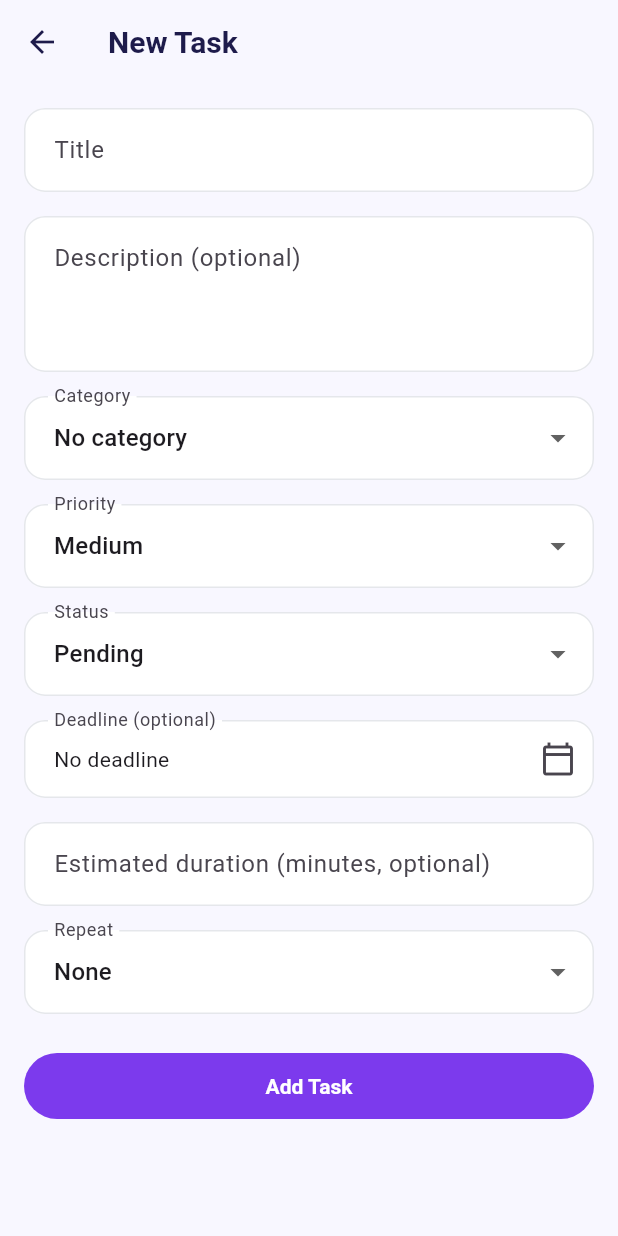
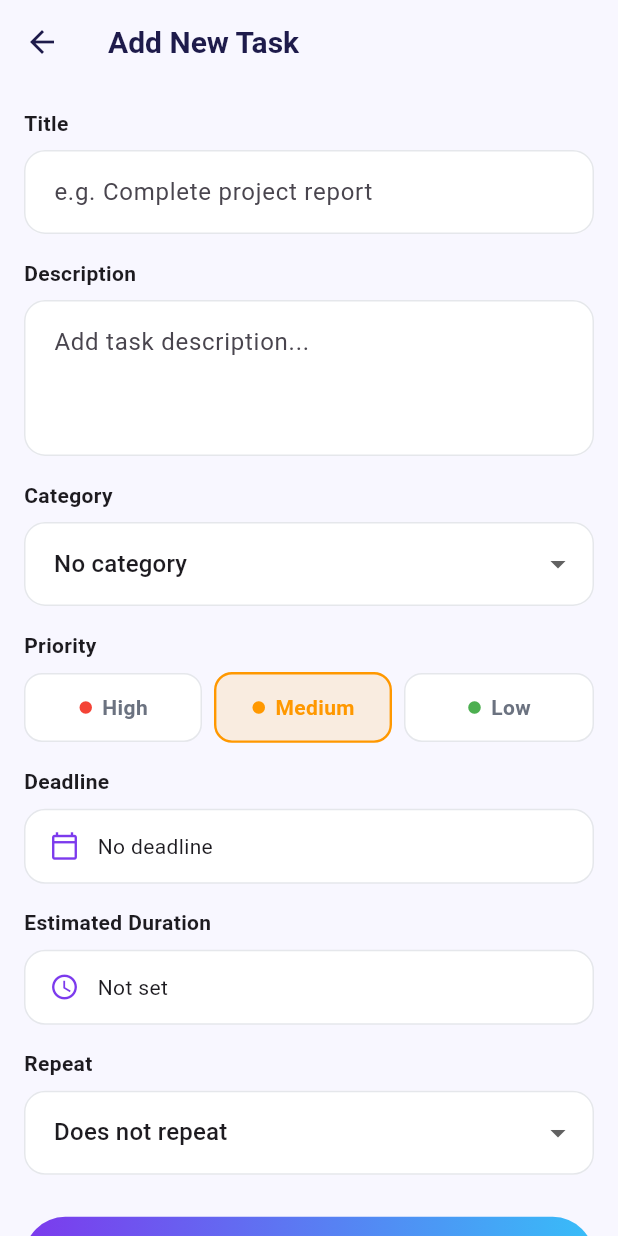
Before and after one commit to Marinaderias/plannix, a Flutter app: the TaskFormScreen screen opened directly, on a phone screen of 412 x 824 dp. Run offline on Flutter 3.47's test engine with Material 3 defaults, Android fonts, the phone set to English and light mode, and no system bars; our stand-ins replace flutter_riverpod, supabase_flutter; accounts and stored records are empty.

Commit message:
Redesign add/edit task form

```diff
--- a/lib/features/tasks/presentation/task_form_screen.dart
+++ b/lib/features/tasks/presentation/task_form_screen.dart
@@ -2,6 +2,7 @@ import 'package:flutter/material.dart';
 import 'package:flutter_riverpod/flutter_riverpod.dart';
 import 'package:intl/intl.dart';
 
+import '../../../core/theme/app_theme.dart';
 import '../data/tasks_providers.dart';
 import '../data/tasks_repository.dart';
 import '../domain/task.dart';
@@ -21,13 +22,13 @@ class _TaskFormScreenState extends ConsumerState<TaskFormScreen> {
   final _formKey = GlobalKey<FormState>();
   late final TextEditingController _titleController;
   late final TextEditingController _descriptionController;
-  late final TextEditingController _durationController;
 
   String? _categoryId;
   late TaskPriority _priority;
   late TaskStatus _status;
   late Recurrence _recurrence;
   DateTime? _deadline;
+  int? _durationMinutes;
   bool _isSaving = false;
 
   bool get _isEditing => widget.task != null;
@@ -39,21 +40,18 @@ class _TaskFormScreenState extends ConsumerState<TaskFormScreen> {
     _titleController = TextEditingController(text: task?.title ?? '');
     _descriptionController =
         TextEditingController(text: task?.description ?? '');
-    _durationController = TextEditingController(
-      text: task?.estimatedDurationMinutes?.toString() ?? '',
-    );
     _categoryId = task?.categoryId;
     _priority = task?.priority ?? TaskPriority.medium;
     _status = task?.status ?? TaskStatus.pending;
     _recurrence = task?.recurrence ?? Recurrence.none;
     _deadline = task?.deadline;
+    _durationMinutes = task?.estimatedDurationMinutes;
   }
 
   @override
   void dispose() {
     _titleController.dispose();
     _descriptionController.dispose();
-    _durationController.dispose();
     super.dispose();
   }
 
@@ -76,15 +74,24 @@ class _TaskFormScreenState extends ConsumerState<TaskFormScreen> {
     if (time == null) return;
 
     setState(() {
-      _deadline = DateTime(date.year, date.month, date.day, time.hour, time.minute);
+      _deadline =
+          DateTime(date.year, date.month, date.day, time.hour, time.minute);
     });
+  }
+
+  Future<void> _pickDuration() async {
+    final current = _durationMinutes ?? 60;
+    final result = await showDialog<int>(
+      context: context,
+      builder: (_) => _DurationDialog(initialMinutes: current),
+    );
+    if (result != null) setState(() => _durationMinutes = result);
   }
 
   Future<void> _save() async {
     if (!_formKey.currentState!.validate()) return;
 
     final description = _descriptionController.text.trim();
-    final duration = int.tryParse(_durationController.text.trim());
 
     final task = Task(
       id: widget.task?.id ?? '',
@@ -94,7 +101,7 @@ class _TaskFormScreenState extends ConsumerState<TaskFormScreen> {
       priority: _priority,
       status: _status,
       deadline: _deadline,
-      estimatedDurationMinutes: duration,
+      estimatedDurationMinutes: _durationMinutes,
       // Keep the scheduled time if the task already has one.
       startTime: widget.task?.startTime,
       endTime: widget.task?.endTime,
@@ -128,36 +135,36 @@ class _TaskFormScreenState extends ConsumerState<TaskFormScreen> {
     final categoriesAsync = ref.watch(categoriesProvider);
 
     return Scaffold(
-      appBar: AppBar(title: Text(_isEditing ? 'Edit Task' : 'New Task')),
+      appBar: AppBar(title: Text(_isEditing ? 'Edit Task' : 'Add New Task')),
       body: SafeArea(
         child: Form(
           key: _formKey,
           child: ListView(
             padding: const EdgeInsets.all(16),
             children: [
+              const _Label('Title'),
               TextFormField(
                 controller: _titleController,
                 textCapitalization: TextCapitalization.sentences,
                 decoration: const InputDecoration(
-                  labelText: 'Title',
-                  border: OutlineInputBorder(),
+                  hintText: 'e.g. Complete project report',
                 ),
                 validator: (value) => (value == null || value.trim().isEmpty)
                     ? 'Please enter a title'
                     : null,
               ),
               const SizedBox(height: 16),
+              const _Label('Description'),
               TextFormField(
                 controller: _descriptionController,
                 maxLines: 3,
                 textCapitalization: TextCapitalization.sentences,
                 decoration: const InputDecoration(
-                  labelText: 'Description (optional)',
-                  alignLabelWithHint: true,
-                  border: OutlineInputBorder(),
+                  hintText: 'Add task description...',
                 ),
               ),
               const SizedBox(height: 16),
+              const _Label('Category'),
               categoriesAsync.when(
                 loading: () => const LinearProgressIndicator(),
                 error: (_, _) => const Text('Could not load categories'),
@@ -165,10 +172,6 @@ class _TaskFormScreenState extends ConsumerState<TaskFormScreen> {
                   initialValue: categories.any((c) => c.id == _categoryId)
                       ? _categoryId
                       : null,
-                  decoration: const InputDecoration(
-                    labelText: 'Category',
-                    border: OutlineInputBorder(),
-                  ),
                   items: [
                     const DropdownMenuItem<String?>(
                       value: null,
@@ -184,27 +187,29 @@ class _TaskFormScreenState extends ConsumerState<TaskFormScreen> {
                 ),
               ),
               const SizedBox(height: 16),
-              DropdownButtonFormField<TaskPriority>(
-                initialValue: _priority,
-                decoration: const InputDecoration(
-                  labelText: 'Priority',
-                  border: OutlineInputBorder(),
+              const _Label('Priority'),
+              Row(
+                children: [
+                  for (final p in TaskPriority.values)
+                    Expanded(
+                      child: Padding(
+                        padding: EdgeInsets.only(
+                          right: p == TaskPriority.low ? 0 : 8,
                         ),
-                items: [
-                  for (final p in TaskPriority.values)
-                    DropdownMenuItem(value: p, child: Text(p.label)),
+                        child: _PriorityButton(
+                          priority: p,
+                          selected: _priority == p,
+                          onTap: () => setState(() => _priority = p),
+                        ),
+                      ),
+                    ),
                 ],
-                onChanged: (value) {
-                  if (value != null) setState(() => _priority = value);
-                },
               ),
+              if (_isEditing) ...[
                 const SizedBox(height: 16),
+                const _Label('Status'),
                 DropdownButtonFormField<TaskStatus>(
                   initialValue: _status,
-                decoration: const InputDecoration(
-                  labelText: 'Status',
-                  border: OutlineInputBorder(),
-                ),
                   items: [
                     for (final s in TaskStatus.values)
                       DropdownMenuItem(value: s, child: Text(s.label)),
@@ -213,79 +218,226 @@ class _TaskFormScreenState extends ConsumerState<TaskFormScreen> {
                     if (value != null) setState(() => _status = value);
                   },
                 ),
+              ],
               const SizedBox(height: 16),
-              InkWell(
+              const _Label('Deadline'),
+              _PickerField(
+                icon: Icons.calendar_today_outlined,
+                text: _deadline == null
+                    ? 'No deadline'
+                    : DateFormat('MMM d, y   h:mm a').format(_deadline!),
                 onTap: _pickDeadline,
-                child: InputDecorator(
-                  decoration: InputDecoration(
-                    labelText: 'Deadline (optional)',
-                    border: const OutlineInputBorder(),
-                    suffixIcon: _deadline == null
-                        ? const Icon(Icons.calendar_today_outlined)
-                        : IconButton(
-                            icon: const Icon(Icons.clear),
-                            onPressed: () => setState(() => _deadline = null),
-                          ),
-                  ),
-                  child: Text(
-                    _deadline == null
-                        ? 'No deadline'
-                        : DateFormat('EEE, d MMM yyyy • h:mm a')
-                            .format(_deadline!),
-                  ),
-                ),
+                onClear:
+                    _deadline == null ? null : () => setState(() => _deadline = null),
               ),
               const SizedBox(height: 16),
-              TextFormField(
-                controller: _durationController,
-                keyboardType: TextInputType.number,
-                decoration: const InputDecoration(
-                  labelText: 'Estimated duration (minutes, optional)',
-                  border: OutlineInputBorder(),
-                ),
-                validator: (value) {
-                  final text = value?.trim() ?? '';
-                  if (text.isEmpty) return null;
-                  final number = int.tryParse(text);
-                  if (number == null || number <= 0) {
-                    return 'Enter a number greater than 0';
-                  }
-                  return null;
-                },
+              const _Label('Estimated Duration'),
+              _PickerField(
+                icon: Icons.access_time,
+                text: _durationMinutes == null
+                    ? 'Not set'
+                    : _formatDuration(_durationMinutes!),
+                onTap: _pickDuration,
+                onClear: _durationMinutes == null
+                    ? null
+                    : () => setState(() => _durationMinutes = null),
               ),
               const SizedBox(height: 16),
+              const _Label('Repeat'),
               DropdownButtonFormField<Recurrence>(
                 initialValue: _recurrence,
-                decoration: const InputDecoration(
-                  labelText: 'Repeat',
-                  border: OutlineInputBorder(),
-                ),
                 items: [
                   for (final r in Recurrence.values)
-                    DropdownMenuItem(value: r, child: Text(r.label)),
+                    DropdownMenuItem(
+                      value: r,
+                      child: Text(
+                          r == Recurrence.none ? 'Does not repeat' : r.label),
+                    ),
                 ],
                 onChanged: (value) {
                   if (value != null) setState(() => _recurrence = value);
                 },
               ),
-              const SizedBox(height: 24),
-              FilledButton(
-                onPressed: _isSaving ? null : _save,
-                child: Padding(
-                  padding: const EdgeInsets.symmetric(vertical: 14),
-                  child: _isSaving
-                      ? const SizedBox(
-                          height: 20,
-                          width: 20,
-                          child: CircularProgressIndicator(strokeWidth: 2),
-                        )
-                      : Text(_isEditing ? 'Save Changes' : 'Add Task'),
+              const SizedBox(height: 28),
+              GradientButton(
+                label: _isEditing ? 'Save Changes' : 'Add Task',
+                isLoading: _isSaving,
+                onPressed: _save,
               ),
-              ),
+              const SizedBox(height: 12),
             ],
           ),
         ),
       ),
     );
   }
+
+  static String _formatDuration(int minutes) {
+    final h = minutes ~/ 60;
+    final m = minutes % 60;
+    if (h == 0) return '${m}m';
+    if (m == 0) return '${h}h';
+    return '${h}h ${m}m';
   }
+}
+
+class _Label extends StatelessWidget {
+  const _Label(this.text);
+
+  final String text;
+
+  @override
+  Widget build(BuildContext context) {
+    return Padding(
+      padding: const EdgeInsets.only(bottom: 8),
+      child: Text(text, style: const TextStyle(fontWeight: FontWeight.w600)),
+    );
+  }
+}
+
+class _PriorityButton extends StatelessWidget {
+  const _PriorityButton({
+    required this.priority,
+    required this.selected,
+    required this.onTap,
+  });
+
+  final TaskPriority priority;
+  final bool selected;
+  final VoidCallback onTap;
+
+  @override
+  Widget build(BuildContext context) {
+    final color = priority.color;
+    return InkWell(
+      borderRadius: BorderRadius.circular(12),
+      onTap: onTap,
+      child: Container(
+        padding: const EdgeInsets.symmetric(vertical: 12),
+        decoration: BoxDecoration(
+          color: selected ? color.withValues(alpha: 0.12) : Colors.white,
+          borderRadius: BorderRadius.circular(12),
+          border: Border.all(
+            color: selected ? color : AppColors.border,
+            width: selected ? 1.6 : 1,
+          ),
+        ),
+        child: Row(
+          mainAxisAlignment: MainAxisAlignment.center,
+          children: [
+            Icon(Icons.circle, size: 10, color: color),
+            const SizedBox(width: 6),
+            Text(
+              priority.label,
+              style: TextStyle(
+                color: selected ? color : AppColors.textMuted,
+                fontWeight: FontWeight.w600,
+              ),
+            ),
+          ],
+        ),
+      ),
+    );
+  }
+}
+
+class _PickerField extends StatelessWidget {
+  const _PickerField({
+    required this.icon,
+    required this.text,
+    required this.onTap,
+    this.onClear,
+  });
+
+  final IconData icon;
+  final String text;
+  final VoidCallback onTap;
+  final VoidCallback? onClear;
+
+  @override
+  Widget build(BuildContext context) {
+    return InkWell(
+      borderRadius: BorderRadius.circular(14),
+      onTap: onTap,
+      child: Container(
+        padding: const EdgeInsets.symmetric(horizontal: 16, vertical: 14),
+        decoration: BoxDecoration(
+          color: Colors.white,
+          borderRadius: BorderRadius.circular(14),
+          border: Border.all(color: AppColors.border),
+        ),
+        child: Row(
+          children: [
+            Icon(icon, size: 20, color: AppColors.purple),
+            const SizedBox(width: 12),
+            Expanded(child: Text(text)),
+            if (onClear != null)
+              GestureDetector(
+                onTap: onClear,
+                child: const Icon(Icons.clear,
+                    size: 18, color: AppColors.textMuted),
+              ),
+          ],
+        ),
+      ),
+    );
+  }
+}
+
+class _DurationDialog extends StatefulWidget {
+  const _DurationDialog({required this.initialMinutes});
+
+  final int initialMinutes;
+
+  @override
+  State<_DurationDialog> createState() => _DurationDialogState();
+}
+
+class _DurationDialogState extends State<_DurationDialog> {
+  late int _hours = (widget.initialMinutes ~/ 60).clamp(0, 12);
+  late int _minutes = _snap(widget.initialMinutes % 60);
+
+  static int _snap(int m) => (m ~/ 5) * 5;
+
+  @override
+  Widget build(BuildContext context) {
+    return AlertDialog(
+      title: const Text('Estimated Duration'),
+      content: Row(
+        mainAxisAlignment: MainAxisAlignment.center,
+        children: [
+          DropdownButton<int>(
+            value: _hours,
+            items: [
+              for (var h = 0; h <= 12; h++)
+                DropdownMenuItem(value: h, child: Text('$h h')),
+            ],
+            onChanged: (v) => setState(() => _hours = v ?? 0),
+          ),
+          const SizedBox(width: 24),
+          DropdownButton<int>(
+            value: _minutes,
+            items: [
+              for (var m = 0; m < 60; m += 5)
+                DropdownMenuItem(value: m, child: Text('$m min')),
+            ],
+            onChanged: (v) => setState(() => _minutes = v ?? 0),
+          ),
+        ],
+      ),
+      actions: [
+        TextButton(
+          onPressed: () => Navigator.pop(context),
+          child: const Text('Cancel'),
+        ),
+        TextButton(
+          onPressed: () {
+            final total = _hours * 60 + _minutes;
+            Navigator.pop(context, total == 0 ? null : total);
+          },
+          child: const Text('OK'),
+        ),
+      ],
+    );
+  }
+}
```
Lines whose indentation alone changed are shown as unchanged.
